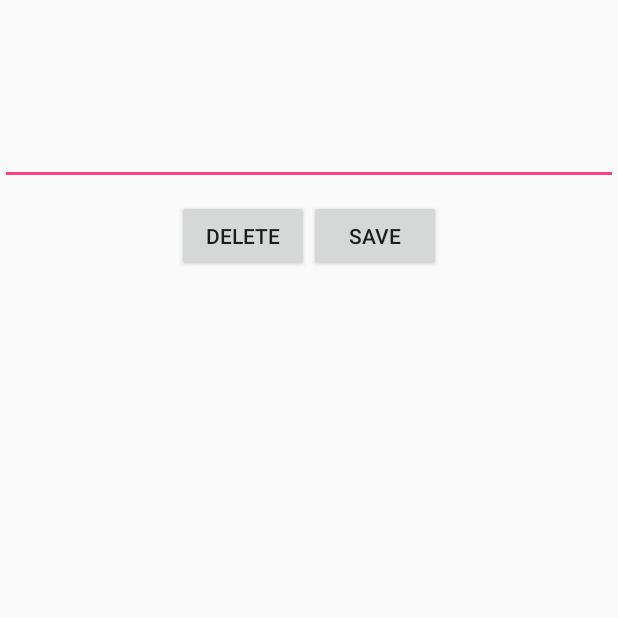
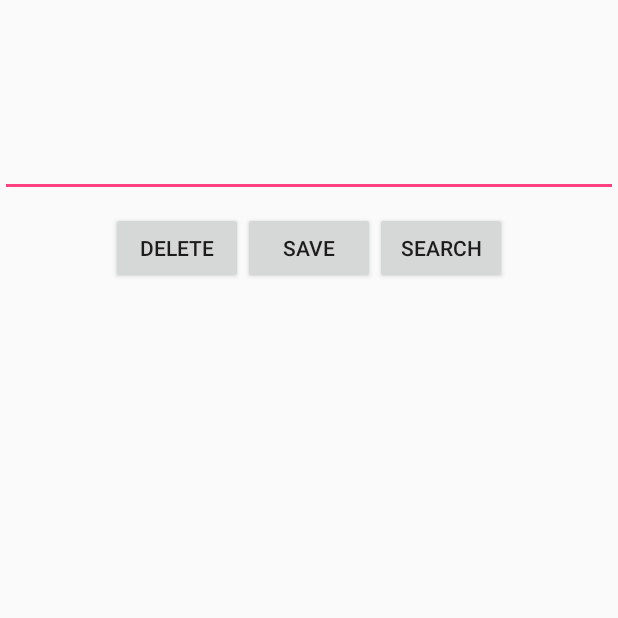
Before and after one commit to gitph1/leitorimagemocr, an Android app: the EditDataActivity screen opened directly, with no data from a screen before it, after a tap on "SAVE", on a phone screen of 412 x 824 dp, the top half of it. Run offline under Robolectric (Android 15) with nearby library versions, the phone set to English and light mode, and no system bars.

Commit message:
Commit 2 - Botão de pesquisa e design mais decente, porém vai ter que tomar rework. Implementar cadernos, menu inicial bonito, texto final apresentado em atividade.

```diff
--- a/app/src/main/AndroidManifest.xml
+++ b/app/src/main/AndroidManifest.xml
@@ -4,6 +4,7 @@
     <uses-permission android:name="android.permission.CAMERA" />
     <uses-permission android:name="android.permission.WRITE_EXTERNAL_STORAGE" />
     <uses-permission android:name="android.permission.READ_EXTERNAL_STORAGE"/>
+    <uses-permission android:name="android.permission.INTERNET"/>
 
     <application
         android:allowBackup="true"
--- a/app/src/main/java/com/example/pedro/leitorimagem/EditDataActivity.java
+++ b/app/src/main/java/com/example/pedro/leitorimagem/EditDataActivity.java
@@ -5,6 +5,7 @@ import android.os.Bundle;
 import android.support.annotation.Nullable;
 import android.support.v7.app.AppCompatActivity;
 import android.view.View;
+import android.app.SearchManager;
 import android.widget.Button;
 import android.widget.EditText;
 import android.widget.Toast;
@@ -17,7 +18,7 @@ public class EditDataActivity extends AppCompatActivity {
 
     private static final String TAG = "EditDataActivity";
 
-    private Button btnSave,btnDelete;
+    private Button btnSave,btnDelete, btnSearch;
     private EditText editable_item;
 
     DatabaseHelper mDatabaseHelper;
@@ -31,6 +32,7 @@ public class EditDataActivity extends AppCompatActivity {
         setContentView(R.layout.edit_data_layout);
         btnSave = (Button) findViewById(R.id.btnSave);
         btnDelete = (Button) findViewById(R.id.btnDelete);
+        btnSearch = (Button) findViewById(R.id.btnSearch);
         editable_item = (EditText) findViewById(R.id.editable_item);
         mDatabaseHelper = new DatabaseHelper(this);
 
@@ -53,7 +55,25 @@ public class EditDataActivity extends AppCompatActivity {
                 if(!item.equals("")){
                     mDatabaseHelper.updateName(item,selectedID,selectedName);
                 }else{
-                    toastMessage("You must enter a name");
+                    toastMessage("You must enter a text");
+                }
+            }
+        });
+
+        btnSearch.setOnClickListener(new View.OnClickListener() {
+            @Override
+            public void onClick(View view) {
+                String item = editable_item.getText().toString();
+                if(!item.equals("")){
+                    try {
+                        Intent intent = new Intent(Intent.ACTION_WEB_SEARCH);
+                        intent.putExtra(SearchManager.QUERY, item);
+                        startActivity(intent);
+                    } catch (Exception e) {
+                        // TODO: handle exception
+                    }
+                }else{
+                    toastMessage("You must enter a text");
                 }
             }
         });
--- a/app/src/main/res/layout/edit_data_layout.xml
+++ b/app/src/main/res/layout/edit_data_layout.xml
@@ -1,18 +1,21 @@
 <?xml version="1.0" encoding="utf-8"?>
+<ScrollView xmlns:android="http://schemas.android.com/apk/res/android"
+    android:layout_width="fill_parent"
+    android:layout_height="fill_parent"
+    android:fillViewport="true">
 <RelativeLayout xmlns:android="http://schemas.android.com/apk/res/android"
     android:orientation="vertical"
     android:layout_width="match_parent"
     android:layout_height="match_parent">
 
 
+
     <EditText
-        android:textAlignment="center"
         android:layout_width="match_parent"
         android:layout_height="wrap_content"
-        android:inputType="textPersonName"
-        android:ems="10"
-        android:layout_alignParentTop="true"
-        android:layout_centerHorizontal="true"
+        android:gravity="center_horizontal"
+        android:text=""
+        android:textSize="24sp"
         android:layout_marginTop="78dp"
         android:id="@+id/editable_item"/>
     <LinearLayout
@@ -37,7 +40,15 @@
             android:layout_marginTop="10dp"
             android:layout_toRightOf="@+id/btnDelete"
             android:text="SAVE" />
+        <Button
+            android:id="@+id/btnSearch"
+            android:layout_width="wrap_content"
+            android:layout_height="wrap_content"
+            android:layout_marginTop="10dp"
+            android:layout_toRightOf="@+id/btnSave"
+            android:text="SEARCH" />
 
     </LinearLayout>
 
 </RelativeLayout>
+    </ScrollView>
```
Also changed, not shown: app/src/main/java/com/example/pedro/leitorimagem/ListDataActivity.java (+7 -0 lines), app/src/main/res/layout/activity_main.xml (+12 -10 lines).
